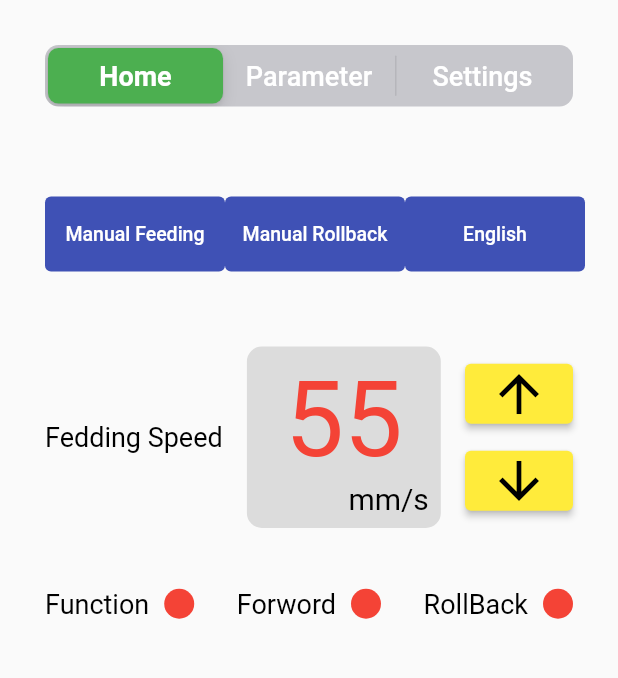
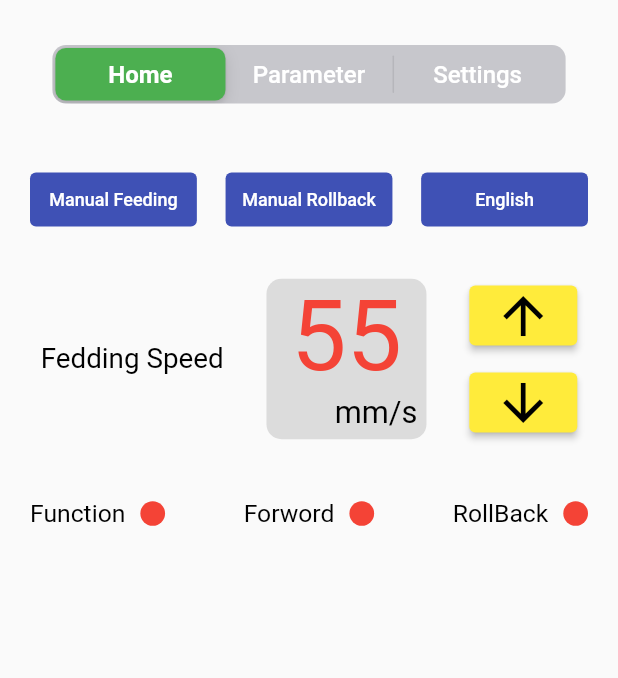
Before and after one commit to Parampalsingh/welding_system, a Flutter app: the WireFeederPage screen opened directly, on a phone screen of 412 x 824 dp, the part 84-762 px from its top. Run offline on Flutter 3.47's test engine with Material 2 defaults, Android fonts, the phone set to English and light mode, and no system bars; missing offline and left inert: dart:ffi.

Commit message:
1. UI changes

```diff
--- a/lib/Screen/laserParamter_page.dart
+++ b/lib/Screen/laserParamter_page.dart
@@ -29,7 +29,6 @@ class _LaserParameterPageState extends State<LaserParameterPage> {
           margin: const EdgeInsets.all(30),
           child: Column(
             children: [
-
               Row(
                 mainAxisAlignment: MainAxisAlignment.spaceBetween,
                 crossAxisAlignment: CrossAxisAlignment.center,
--- a/lib/Screen/wireFeeder_page.dart
+++ b/lib/Screen/wireFeeder_page.dart
@@ -12,17 +12,16 @@ class WireFeederPage extends StatefulWidget {
 class _WireFeederPageState extends State<WireFeederPage> {
   int? groupValue = 0;
 
-
-
   @override
   Widget build(BuildContext context) {
     return Scaffold(
       appBar: AppBars(),
-      body: Column(
+      body: SingleChildScrollView(
+        child: Column(
           children: [
             Container(
               alignment: Alignment.center,
-            padding: EdgeInsets.all(30),
+              margin: const EdgeInsets.all(30),
               child: CupertinoSlidingSegmentedControl<int>(
                 backgroundColor: CupertinoColors.systemGrey3,
                 thumbColor: Colors.green,
@@ -39,15 +38,16 @@ class _WireFeederPageState extends State<WireFeederPage> {
                 },
               ),
             ),
-          SizedBox(height: 20),
+            SizedBox(height: 10),
             if (groupValue == 0) ...[
-            homeSegment()
+              homeSegment(context)
             ] else if (groupValue == 1) ...[
               parameterSegment()
             ] else if (groupValue == 2) ...[
               settingSegment()
             ]
           ],
+        ),
       ),
     );
   }
@@ -59,23 +59,22 @@ Widget buildSegment(String text) {
       padding: const EdgeInsets.all(8.0),
       child: Text(
         text,
-        style: TextStyle(fontSize: 18, color: Colors.white),
+        style: TextStyle(fontSize: 16, color: Colors.white),
       ),
     ),
   );
 }
 
-Widget homeSegment() {
+Widget homeSegment(BuildContext context) {
   return Container(
-      padding: EdgeInsets.fromLTRB(30, 10, 30, 20),
+      padding: EdgeInsets.fromLTRB(20, 0, 20, 20),
       child: Column(
         children: [
           Row(
             mainAxisAlignment: MainAxisAlignment.spaceBetween,
-            children: [
+            children: <Widget>[
               SizedBox(
-                width: 120,
-                height: 50,
+                width: MediaQuery.of(context).size.width * 0.27,
                 child: TextButton(
                   style: ButtonStyle(
                       foregroundColor:
@@ -84,13 +83,15 @@ Widget homeSegment() {
                           ColorSelect.TheamColor)),
                   onPressed: () {},
                   child: Text(mannul_feeding,
-                      style: TextStyle(fontSize: 13, color: Colors.white)),
+                      textAlign: TextAlign.center,
+                      style: TextStyle(
+                        fontSize: 12,
+                        color: Colors.white,
+                      )),
                 ),
               ),
-              SizedBox(height: 20),
               SizedBox(
-                width: 120,
-                height: 50,
+                width: MediaQuery.of(context).size.width * 0.27,
                 child: TextButton(
                   style: ButtonStyle(
                       foregroundColor:
@@ -99,13 +100,12 @@ Widget homeSegment() {
                           ColorSelect.TheamColor)),
                   onPressed: () {},
                   child: Text(mannul_rollback,
-                      style: TextStyle(fontSize: 13, color: Colors.white)),
+                      textAlign: TextAlign.center,
+                      style: TextStyle(fontSize: 12, color: Colors.white)),
                 ),
               ),
-              SizedBox(height: 20),
               SizedBox(
-                width: 120,
-                height: 50,
+                width: MediaQuery.of(context).size.width * 0.27,
                 child: TextButton(
                   style: ButtonStyle(
                       foregroundColor:
@@ -114,40 +114,51 @@ Widget homeSegment() {
                           ColorSelect.TheamColor)),
                   onPressed: () {},
                   child: Text(english,
-                      style: TextStyle(fontSize: 13, color: Colors.white)),
+                      textAlign: TextAlign.center,
+                      style: TextStyle(fontSize: 12, color: Colors.white)),
                 ),
               ),
             ],
           ),
-          SizedBox(height: 50),
+          SizedBox(height: MediaQuery.of(context).size.width * 0.07),
           Row(
-            mainAxisAlignment: MainAxisAlignment.spaceBetween,
+            mainAxisAlignment: MainAxisAlignment.spaceAround,
             children: [
               Text(
                 feeding_Speed,
-                style: TextStyle(fontSize: 18, color: Colors.black),
+                style: TextStyle(
+                    fontSize: MediaQuery.of(context).size.width * 0.045,
+                    color: Colors.black),
               ),
+              SizedBox(height: MediaQuery.of(context).size.width * 0.045),
               Container(
                 decoration: BoxDecoration(
                     color: Colors.black12,
                     borderRadius: BorderRadius.all(Radius.circular(10))),
-                padding: EdgeInsets.all(8),
                 alignment: Alignment.center,
                 child: Column(
                   crossAxisAlignment: CrossAxisAlignment.end,
                   children: [
                     Text(
                       " 55" + " ",
-                      style: TextStyle(fontSize: 70, color: Colors.red),
+                      style: TextStyle(
+                          fontSize: MediaQuery.of(context).size.width * 0.16,
+                          color: Colors.red),
                     ),
-                    Text(
+                    Padding(
+                      padding: const EdgeInsets.fromLTRB(0, 0, 6, 6),
+                      child: Text(
                         "mm/s",
                         textAlign: TextAlign.left,
-                      style: TextStyle(fontSize: 20, color: Colors.black),
+                        style: TextStyle(
+                            fontSize: MediaQuery.of(context).size.width * 0.05,
+                            color: Colors.black),
+                      ),
                     ),
                   ],
                 ),
               ),
+              SizedBox(height: MediaQuery.of(context).size.width * 0.05),
               Column(
                 children: [
                   Container(
@@ -185,12 +196,12 @@ Widget homeSegment() {
                   Text(
                     function,
                     textAlign: TextAlign.left,
-                    style: TextStyle(fontSize: 18, color: Colors.black),
+                    style: TextStyle(fontSize: MediaQuery.of(context).size.width * 0.04, color: Colors.black),
                   ),
                   SizedBox(width: 10),
                   Container(
-                    height: 20,
-                    width: 20,
+                    height: MediaQuery.of(context).size.width * 0.04,
+                    width: MediaQuery.of(context).size.width * 0.04,
                     decoration: BoxDecoration(
                         color: Colors.red,
                         borderRadius: BorderRadius.all(Radius.circular(10))),
@@ -203,12 +214,12 @@ Widget homeSegment() {
                   Text(
                     forward,
                     textAlign: TextAlign.left,
-                    style: TextStyle(fontSize: 18, color: Colors.black),
+                    style: TextStyle(fontSize: MediaQuery.of(context).size.width * 0.04, color: Colors.black),
                   ),
                   SizedBox(width: 10),
                   Container(
-                    height: 20,
-                    width: 20,
+                    height: MediaQuery.of(context).size.width * 0.04,
+                    width: MediaQuery.of(context).size.width * 0.04,
                     decoration: BoxDecoration(
                         color: Colors.red,
                         borderRadius: BorderRadius.all(Radius.circular(10))),
@@ -221,12 +232,12 @@ Widget homeSegment() {
                   Text(
                     rollback,
                     textAlign: TextAlign.left,
-                    style: TextStyle(fontSize: 18, color: Colors.black),
+                    style: TextStyle(fontSize: MediaQuery.of(context).size.width * 0.04, color: Colors.black),
                   ),
                   SizedBox(width: 10),
                   Container(
-                    height: 20,
-                    width: 20,
+                    height: MediaQuery.of(context).size.width * 0.04,
+                    width: MediaQuery.of(context).size.width * 0.04,
                     decoration: BoxDecoration(
                         color: Colors.red,
                         borderRadius: BorderRadius.all(Radius.circular(10))),
@@ -240,9 +251,8 @@ Widget homeSegment() {
 }
 
 Widget parameterSegment() {
-  return SingleChildScrollView(
-    child: Container(
-      padding: EdgeInsets.fromLTRB(30, 10, 30, 20),
+  return Padding(
+    padding: const EdgeInsets.fromLTRB(20, 0, 20, 20),
     child: Column(
       children: [
         Row(
@@ -250,8 +260,7 @@ Widget parameterSegment() {
           crossAxisAlignment: CrossAxisAlignment.center,
           children: [
             Text(feeding_Speed,
-                  style: TextStyle(
-                      color: ColorSelect.TheamColor, fontSize: 20)),
+                style: TextStyle(color: ColorSelect.TheamColor, fontSize: 20)),
             Text("55 mm/s",
                 style: TextStyle(color: ColorSelect.black, fontSize: 18)),
           ],
@@ -262,8 +271,7 @@ Widget parameterSegment() {
           crossAxisAlignment: CrossAxisAlignment.center,
           children: [
             Text(on_delay,
-                  style: TextStyle(
-                      color: ColorSelect.TheamColor, fontSize: 20)),
+                style: TextStyle(color: ColorSelect.TheamColor, fontSize: 20)),
             Text("0 ms",
                 style: TextStyle(color: ColorSelect.black, fontSize: 18)),
           ],
@@ -274,8 +282,7 @@ Widget parameterSegment() {
           crossAxisAlignment: CrossAxisAlignment.center,
           children: [
             Text(rollback_length,
-                  style: TextStyle(
-                      color: ColorSelect.TheamColor, fontSize: 20)),
+                style: TextStyle(color: ColorSelect.TheamColor, fontSize: 20)),
             Text("15 mm",
                 style: TextStyle(color: ColorSelect.black, fontSize: 18)),
           ],
@@ -286,8 +293,7 @@ Widget parameterSegment() {
           crossAxisAlignment: CrossAxisAlignment.center,
           children: [
             Text(wire_compensation_length,
-                  style: TextStyle(
-                      color: ColorSelect.TheamColor, fontSize: 20)),
+                style: TextStyle(color: ColorSelect.TheamColor, fontSize: 20)),
             Text("10 mm",
                 style: TextStyle(color: ColorSelect.black, fontSize: 18)),
           ],
@@ -298,8 +304,7 @@ Widget parameterSegment() {
           crossAxisAlignment: CrossAxisAlignment.center,
           children: [
             Text(manual_feeding_speed,
-                  style: TextStyle(
-                      color: ColorSelect.TheamColor, fontSize: 20)),
+                style: TextStyle(color: ColorSelect.TheamColor, fontSize: 20)),
             Text("66 mm/s",
                 style: TextStyle(color: ColorSelect.black, fontSize: 18)),
           ],
@@ -310,8 +315,7 @@ Widget parameterSegment() {
           crossAxisAlignment: CrossAxisAlignment.center,
           children: [
             Text(auto_rollback_speed,
-                  style: TextStyle(
-                      color: ColorSelect.TheamColor, fontSize: 20)),
+                style: TextStyle(color: ColorSelect.TheamColor, fontSize: 20)),
             Text("30 mm/s",
                 style: TextStyle(color: ColorSelect.black, fontSize: 18)),
           ],
@@ -322,8 +326,7 @@ Widget parameterSegment() {
           crossAxisAlignment: CrossAxisAlignment.center,
           children: [
             Text(feeding_rate,
-                  style: TextStyle(
-                      color: ColorSelect.TheamColor, fontSize: 20)),
+                style: TextStyle(color: ColorSelect.TheamColor, fontSize: 20)),
             Text("3500",
                 style: TextStyle(color: ColorSelect.black, fontSize: 18)),
           ],
@@ -334,8 +337,7 @@ Widget parameterSegment() {
           crossAxisAlignment: CrossAxisAlignment.center,
           children: [
             Text(feeding_off,
-                  style: TextStyle(
-                      color: ColorSelect.TheamColor, fontSize: 20)),
+                style: TextStyle(color: ColorSelect.TheamColor, fontSize: 20)),
             Text("300",
                 style: TextStyle(color: ColorSelect.black, fontSize: 18)),
           ],
@@ -346,8 +348,7 @@ Widget parameterSegment() {
           crossAxisAlignment: CrossAxisAlignment.center,
           children: [
             Text(speed_time,
-                  style: TextStyle(
-                      color: ColorSelect.TheamColor, fontSize: 20)),
+                style: TextStyle(color: ColorSelect.TheamColor, fontSize: 20)),
             Text("100 ms",
                 style: TextStyle(color: ColorSelect.black, fontSize: 18)),
           ],
@@ -358,8 +359,7 @@ Widget parameterSegment() {
           crossAxisAlignment: CrossAxisAlignment.center,
           children: [
             Text(feeding_interval,
-                  style: TextStyle(
-                      color: ColorSelect.TheamColor, fontSize: 20)),
+                style: TextStyle(color: ColorSelect.TheamColor, fontSize: 20)),
             Text("100 ms",
                 style: TextStyle(color: ColorSelect.black, fontSize: 18)),
           ],
@@ -370,8 +370,7 @@ Widget parameterSegment() {
           crossAxisAlignment: CrossAxisAlignment.center,
           children: [
             Text(stop_interval,
-                  style: TextStyle(
-                      color: ColorSelect.TheamColor, fontSize: 20)),
+                style: TextStyle(color: ColorSelect.TheamColor, fontSize: 20)),
             Text("200 ms",
                 style: TextStyle(color: ColorSelect.black, fontSize: 18)),
           ],
@@ -379,18 +378,14 @@ Widget parameterSegment() {
         SizedBox(height: 20),
       ],
     ),
-    ),
   );
 }
 
 Widget settingSegment() {
-
   bool feedingDirection = false;
   bool feedingMode = false;
-
-  return SingleChildScrollView(
-    child: Container(
-      padding: EdgeInsets.fromLTRB(30, 10, 30, 20),
+  return Container(
+    padding: EdgeInsets.fromLTRB(20, 0, 20, 20),
     child: Column(
       children: [
         Row(
@@ -398,8 +393,8 @@ Widget settingSegment() {
           crossAxisAlignment: CrossAxisAlignment.center,
           children: [
             Text(feeding_direction,
-                  style: TextStyle(
-                      color: ColorSelect.TheamColor, fontSize: 20)),
+                style:
+                    TextStyle(color: ColorSelect.TheamColor, fontSize: 20)),
             CupertinoSwitch(
               value: feedingDirection,
               onChanged: (value) {
@@ -414,8 +409,8 @@ Widget settingSegment() {
           crossAxisAlignment: CrossAxisAlignment.center,
           children: [
             Text(feeding_mode,
-                  style: TextStyle(
-                      color: ColorSelect.TheamColor, fontSize: 20)),
+                style:
+                    TextStyle(color: ColorSelect.TheamColor, fontSize: 20)),
             CupertinoSwitch(
               value: feedingMode,
               onChanged: (value) {
@@ -430,25 +425,22 @@ Widget settingSegment() {
           crossAxisAlignment: CrossAxisAlignment.center,
           children: [
             Text("Unit",
-                  style: TextStyle(
-                      color: ColorSelect.TheamColor, fontSize: 20)),
+                style:
+                    TextStyle(color: ColorSelect.TheamColor, fontSize: 20)),
             SizedBox(
               width: 100,
               height: 40,
               child: TextButton(
                 style: ButtonStyle(
-                      foregroundColor: MaterialStateProperty.all<Color>(Colors.black),
-                      backgroundColor: MaterialStateProperty.all<Color>(Colors.yellow),
+                    foregroundColor:
+                        MaterialStateProperty.all<Color>(Colors.black),
+                    backgroundColor:
+                        MaterialStateProperty.all<Color>(Colors.yellow),
                     shape: MaterialStateProperty.all<RoundedRectangleBorder>(
                         RoundedRectangleBorder(
                             borderRadius: BorderRadius.circular(20.0),
-                              side: BorderSide(color: Colors.yellow)
-                          )
-                      )
-                  ),
-                  onPressed: () {
-
-                  },
+                            side: BorderSide(color: Colors.yellow)))),
+                onPressed: () {},
                 child: Text("mm"),
               ),
             ),
@@ -459,29 +451,22 @@ Widget settingSegment() {
           width: 150,
           height: 50,
           child: Container(
-
             child: TextButton(
               style: ButtonStyle(
-                    foregroundColor: MaterialStateProperty.all<Color>(Colors.black),
-                    backgroundColor: MaterialStateProperty.all<Color>(Colors.yellow),
+                  foregroundColor:
+                      MaterialStateProperty.all<Color>(Colors.black),
+                  backgroundColor:
+                      MaterialStateProperty.all<Color>(Colors.yellow),
                   shape: MaterialStateProperty.all<RoundedRectangleBorder>(
                       RoundedRectangleBorder(
                           borderRadius: BorderRadius.circular(25.0),
-                            side: BorderSide(color: Colors.yellow)
-                        )
-                    )
-
-                ),
-                onPressed: () {
-
-                },
+                          side: BorderSide(color: Colors.yellow)))),
+              onPressed: () {},
               child: Text("Parameter Reset"),
             ),
           ),
         ),
-
       ],
-      ),
     ),
   );
 }
--- a/lib/util/constants.dart
+++ b/lib/util/constants.dart
@@ -48,3 +48,7 @@ const stop_interval = "Stop Interval";
 const feeding_direction = "Feeding Direction";
 const feeding_mode = "Feeding Mode";
 const parameter_reset = "Parameter Reset";
+
+//galvo
+const galvo_zoom = "Galvo zoom gain";
+const wooble_speed = "Wooble Speed";
```
Also changed, not shown: lib/Screen/galvanometer_page.dart (+28 -98 lines), lib/Screen/login_page.dart (+4 -3 lines), 1 other file. Lines whose indentation alone changed are shown as unchanged.
